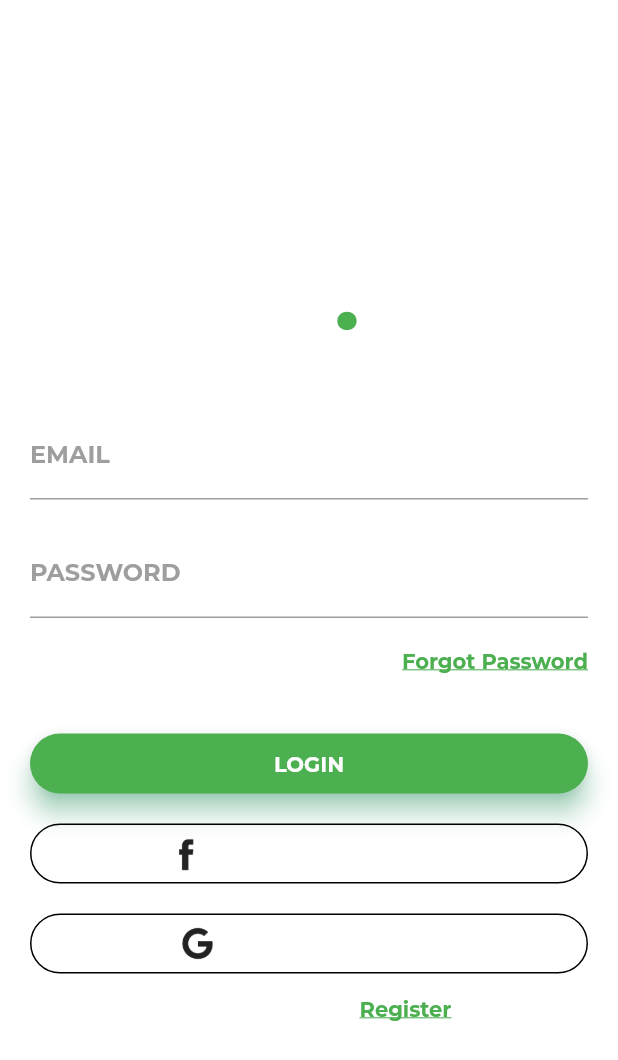
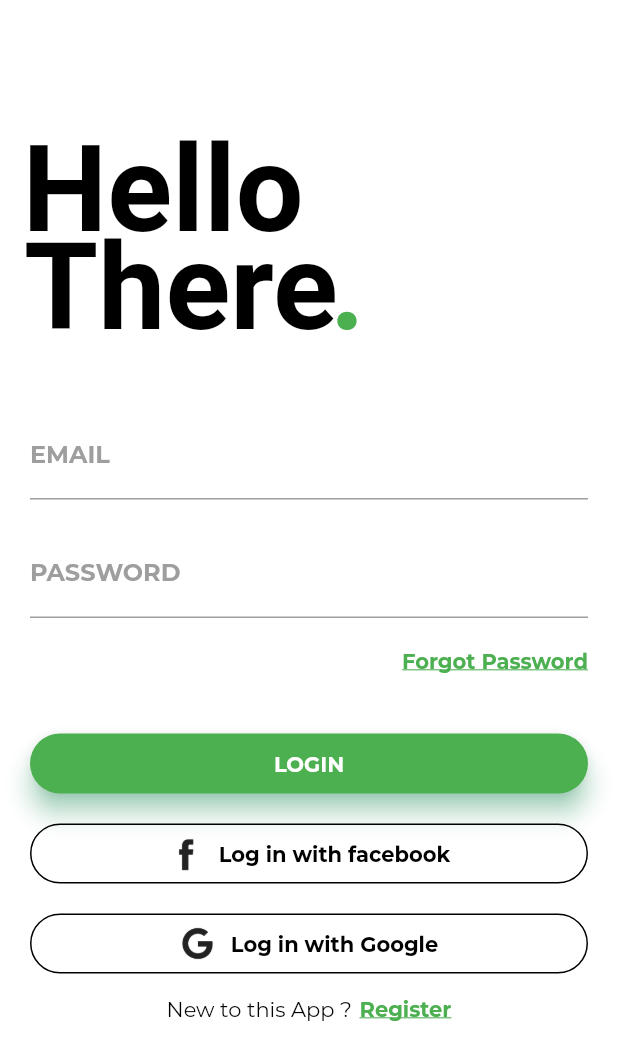
Before and after one commit to lincolnkushwah009/game01, a Flutter app: the screen it shows after launch, on a phone screen of 412 x 824 dp. Shown: the top 1060 px of the screen. Run offline on Flutter 3.47's test engine with Material 2 defaults, Android fonts, the light colour scheme and no system bars; our stand-ins replace carousel_pro, dio, email_validator; project files that could hold a hidden picture were left out.

```diff
--- a/lib/login.dart
+++ b/lib/login.dart
@@ -78,13 +78,13 @@ class _LoginState extends State<LoginPage> {
                   padding: EdgeInsets.fromLTRB(15.0, 80.0, 0.0, 0.0),
                   child: Text('Hello',
                       style: TextStyle(
-                          fontSize: 80.0, fontWeight: FontWeight.bold)),
+                          fontSize: 80.0, fontWeight: FontWeight.bold,color: Colors.black)),
                 ),
                 Container(
                   padding: EdgeInsets.fromLTRB(16.0, 145.0, 0.0, 0.0),
                   child: Text('There',
                       style: TextStyle(
-                          fontSize: 80.0, fontWeight: FontWeight.bold)),
+                          fontSize: 80.0, fontWeight: FontWeight.bold,color: Colors.black)),
                 ),
                 Container(
                   padding: EdgeInsets.fromLTRB(220.0, 145.0, 0.0, 0.0),
@@ -203,7 +203,7 @@ class _LoginState extends State<LoginPage> {
                             child: Text('Log in with facebook',
                                 style: TextStyle(
                                     fontWeight: FontWeight.bold,
-                                    fontFamily: 'Montserrat')),
+                                    fontFamily: 'Montserrat',color: Colors.black)),
                           )
                         ],
                       ),
@@ -232,7 +232,7 @@ class _LoginState extends State<LoginPage> {
                             child: Text('Log in with Google',
                                 style: TextStyle(
                                     fontWeight: FontWeight.bold,
-                                    fontFamily: 'Montserrat')),
+                                    fontFamily: 'Montserrat',color: Colors.black)),
                           )
                         ],
                       ),
@@ -246,7 +246,7 @@ class _LoginState extends State<LoginPage> {
             children: <Widget>[
               Text(
                 'New to this App ?',
-                style: TextStyle(fontFamily: 'Montserrat'),
+                style: TextStyle(fontFamily: 'Montserrat',color: Colors.black),
               ),
               SizedBox(width: 5.0),
               InkWell(
```
Also changed, not shown: lib/signup.dart (+4 -4 lines).
